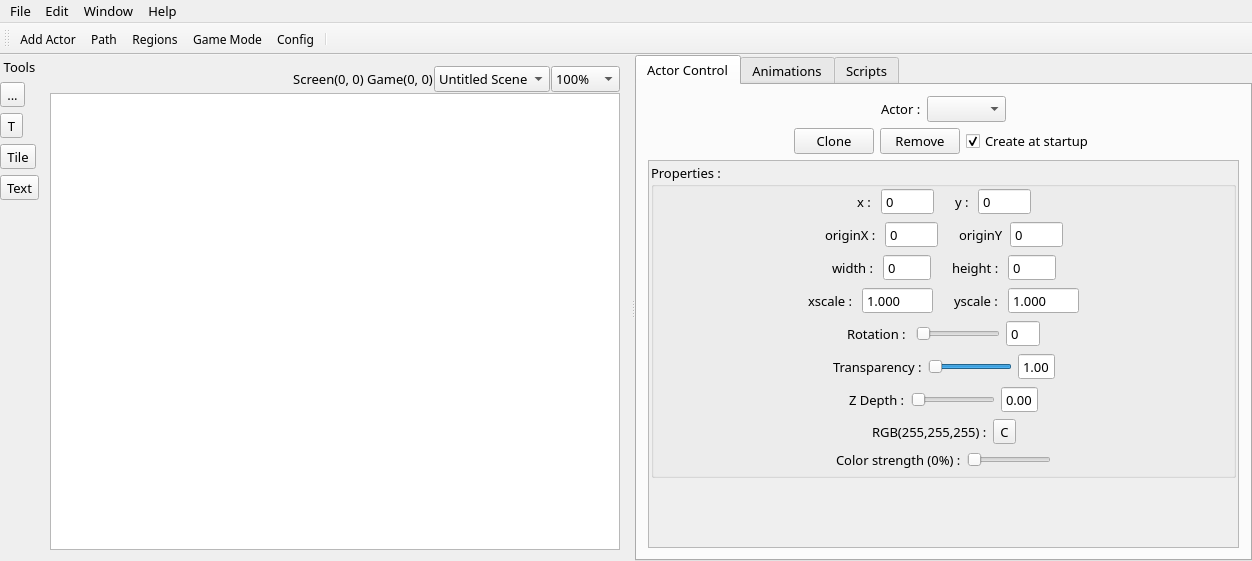
Qt form qgameeditor.ui (Epsilon-K/QGameEditor) before a commit.
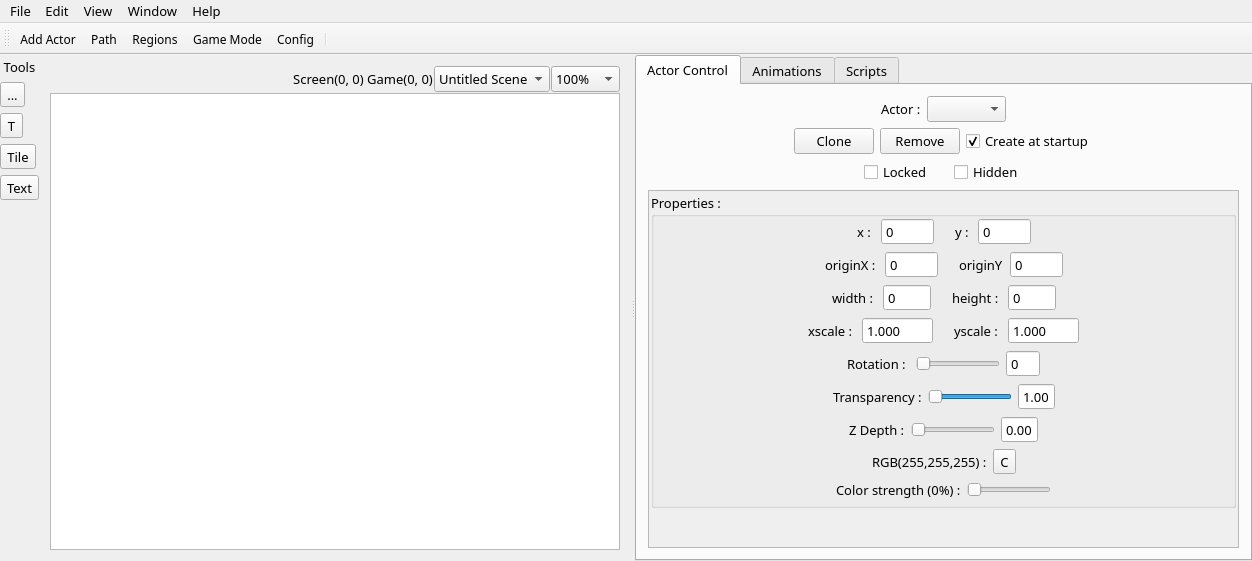
The same form after that commit. Icons and pictures are not drawn. Custom widgets are drawn as their Qt base class.

Commit message: Add feature : Hide/unHide/ShowAllHidden actors in-editor

```diff
--- a/qgameeditor.ui
+++ b/qgameeditor.ui
@@ -365,6 +365,78 @@
            </item>
           </layout>
          </item>
+         <item>
+          <layout class="QHBoxLayout" name="horizontalLayout_14">
+           <item>
+            <spacer name="horizontalSpacer_29">
+             <property name="orientation">
+              <enum>Qt::Horizontal</enum>
+             </property>
+             <property name="sizeHint" stdset="0">
+              <size>
+               <width>40</width>
+               <height>20</height>
+              </size>
+             </property>
+            </spacer>
+           </item>
+           <item>
+            <widget class="QCheckBox" name="actorLockedCheckBox">
+             <property name="text">
+              <string>Locked</string>
+             </property>
+             <property name="shortcut">
+              <string>L</string>
+             </property>
+             <property name="checked">
+              <bool>false</bool>
+             </property>
+            </widget>
+           </item>
+           <item>
+            <spacer name="horizontalSpacer_31">
+             <property name="orientation">
+              <enum>Qt::Horizontal</enum>
+             </property>
+             <property name="sizeType">
+              <enum>QSizePolicy::Fixed</enum>
+             </property>
+             <property name="sizeHint" stdset="0">
+              <size>
+               <width>15</width>
+               <height>20</height>
+              </size>
+             </property>
+            </spacer>
+           </item>
+           <item>
+            <widget class="QCheckBox" name="actorHiddenCheckBox">
+             <property name="text">
+              <string>Hidden</string>
+             </property>
+             <property name="shortcut">
+              <string>H</string>
+             </property>
+             <property name="checked">
+              <bool>false</bool>
+             </property>
+            </widget>
+           </item>
+           <item>
+            <spacer name="horizontalSpacer_30">
+             <property name="orientation">
+              <enum>Qt::Horizontal</enum>
+             </property>
+             <property name="sizeHint" stdset="0">
+              <size>
+               <width>40</width>
+               <height>20</height>
+              </size>
+             </property>
+            </spacer>
+           </item>
+          </layout>
+         </item>
          <item>
           <widget class="QScrollArea" name="scrollArea">
            <property name="widgetResizable">
@@ -376,7 +448,7 @@
               <x>0</x>
               <y>0</y>
               <width>613</width>
-              <height>388</height>
+              <height>356</height>
              </rect>
             </property>
             <layout class="QVBoxLayout" name="verticalLayout_4">
@@ -1166,8 +1238,15 @@
      <string>Help</string>
     </property>
    </widget>
+   <widget class="QMenu" name="menuView">
+    <property name="title">
+     <string>View</string>
+    </property>
+    <addaction name="actionShow_Hidden_Actors"/>
+   </widget>
    <addaction name="menuFile"/>
    <addaction name="menuEdit"/>
+   <addaction name="menuView"/>
    <addaction name="menuWindow"/>
    <addaction name="menuHelp"/>
   </widget>
```
Left out of the diff: 8 changed lines with no effect on the pictures. The commit also changes 4 other files.
